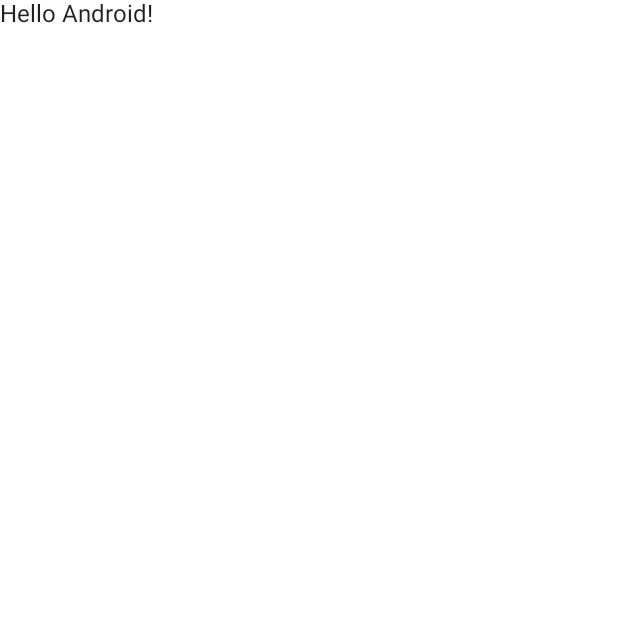
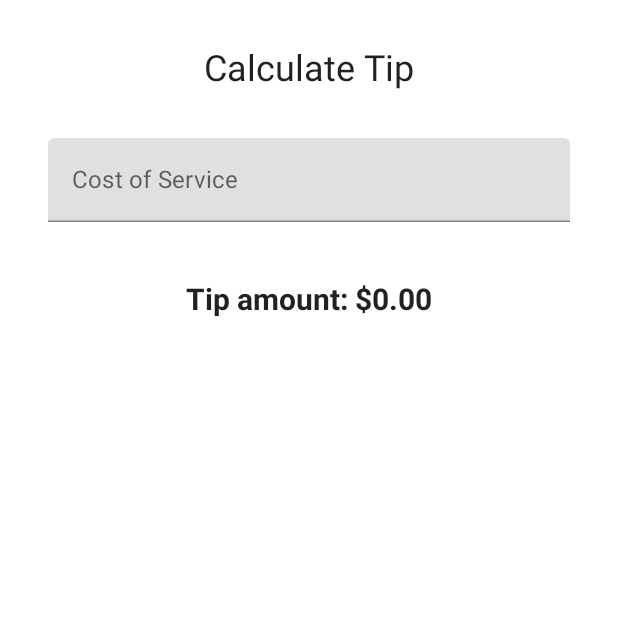
Before and after one commit to mspath/tiptime_composed, an Android app built with Jetpack Compose: the screen it shows after launch (MainActivity), on a phone screen of 412 x 824 dp, the top half of it. Before the commit the part shown is almost empty. Run offline under Robolectric (Android 15) with nearby library versions, the phone set to English and light mode, and no system bars.

Commit message:
version 0.0.1 fixed percentage

```diff
--- a/app/src/main/AndroidManifest.xml
+++ b/app/src/main/AndroidManifest.xml
@@ -8,12 +8,12 @@
         android:label="@string/app_name"
         android:roundIcon="@mipmap/ic_launcher_round"
         android:supportsRtl="true"
-        android:theme="@style/Theme.TipTimeComposed">
+        android:theme="@style/Theme.TipTime">
         <activity
             android:name=".MainActivity"
             android:exported="true"
             android:label="@string/app_name"
-            android:theme="@style/Theme.TipTimeComposed">
+            android:theme="@style/Theme.TipTime">
             <intent-filter>
                 <action android:name="android.intent.action.MAIN" />
 
--- a/app/src/main/java/com/example/compose/tiptimecomposed/MainActivity.kt
+++ b/app/src/main/java/com/example/compose/tiptimecomposed/MainActivity.kt
@@ -3,26 +3,34 @@ package com.example.compose.tiptimecomposed
 import android.os.Bundle
 import androidx.activity.ComponentActivity
 import androidx.activity.compose.setContent
-import androidx.compose.foundation.layout.fillMaxSize
+import androidx.compose.foundation.layout.*
+import androidx.compose.foundation.text.KeyboardOptions
 import androidx.compose.material.MaterialTheme
 import androidx.compose.material.Surface
 import androidx.compose.material.Text
-import androidx.compose.runtime.Composable
+import androidx.compose.material.TextField
+import androidx.compose.runtime.*
+import androidx.compose.ui.Alignment
 import androidx.compose.ui.Modifier
+import androidx.compose.ui.res.stringResource
+import androidx.compose.ui.text.font.FontWeight
+import androidx.compose.ui.text.input.KeyboardType
 import androidx.compose.ui.tooling.preview.Preview
-import com.example.compose.tiptimecomposed.ui.theme.TipTimeComposedTheme
+import androidx.compose.ui.unit.dp
+import androidx.compose.ui.unit.sp
+import com.example.compose.tiptimecomposed.ui.theme.TipTimeTheme
+import java.text.NumberFormat
 
 class MainActivity : ComponentActivity() {
     override fun onCreate(savedInstanceState: Bundle?) {
         super.onCreate(savedInstanceState)
         setContent {
-            TipTimeComposedTheme {
-                // A surface container using the 'background' color from the theme
+            TipTimeTheme {
                 Surface(
                     modifier = Modifier.fillMaxSize(),
                     color = MaterialTheme.colors.background
                 ) {
-                    Greeting("Android")
+                    TipTimeScreen()
                 }
             }
         }
@@ -30,14 +38,61 @@ class MainActivity : ComponentActivity() {
 }
 
 @Composable
-fun Greeting(name: String) {
-    Text(text = "Hello $name!")
+fun TipTimeScreen() {
+    var amountInput by remember { mutableStateOf("") }
+
+    val amount = amountInput.toDoubleOrNull() ?: 0.0
+    val tip = calculateTip(amount)
+
+    Column(
+        modifier = Modifier.padding(32.dp),
+        verticalArrangement = Arrangement.spacedBy(8.dp)
+    ) {
+        Text(
+            text = stringResource(R.string.calculate_tip),
+            fontSize = 24.sp,
+            modifier = Modifier.align(Alignment.CenterHorizontally)
+        )
+        Spacer(Modifier.height(16.dp))
+        EditNumberField(value = amountInput,
+            onValueChange = { amountInput = it }
+        )
+        Spacer(Modifier.height(24.dp))
+        Text(
+            text = stringResource(R.string.tip_amount, tip),
+            modifier = Modifier.align(Alignment.CenterHorizontally),
+            fontSize = 20.sp,
+            fontWeight = FontWeight.Bold
+        )
+    }
+}
+
+private fun calculateTip(amount: Double, tipPercent: Double = 15.0, roundUp: Boolean = false): String {
+    var tip = tipPercent / 100 * amount
+    if (roundUp)
+        tip = kotlin.math.ceil(tip)
+    return NumberFormat.getCurrencyInstance().format(tip)
+}
+
+@Composable
+fun EditNumberField(
+    value: String,
+    onValueChange: (String) -> Unit
+) {
+    TextField(
+        value = value,
+        onValueChange = onValueChange,
+        label = { Text(stringResource(R.string.cost_of_service)) },
+        modifier = Modifier.fillMaxWidth(),
+        singleLine = true,
+        keyboardOptions = KeyboardOptions(keyboardType = KeyboardType.Number)
+    )
 }
 
 @Preview(showBackground = true)
 @Composable
 fun DefaultPreview() {
-    TipTimeComposedTheme {
-        Greeting("Android")
+    TipTimeTheme {
+        TipTimeScreen()
     }
 }
--- a/app/src/main/java/com/example/compose/tiptimecomposed/ui/theme/Theme.kt
+++ b/app/src/main/java/com/example/compose/tiptimecomposed/ui/theme/Theme.kt
@@ -28,7 +28,7 @@ private val LightColorPalette = lightColors(
 )
 
 @Composable
-fun TipTimeComposedTheme(
+fun TipTimeTheme(
     darkTheme: Boolean = isSystemInDarkTheme(),
     content: @Composable () -> Unit
 ) {
--- a/app/src/main/res/values/strings.xml
+++ b/app/src/main/res/values/strings.xml
@@ -1,3 +1,6 @@
 <resources>
-    <string name="app_name">TipTimeComposed</string>
+    <string name="app_name">TipTime</string>
+    <string name="calculate_tip">Calculate Tip</string>
+    <string name="cost_of_service">Cost of Service</string>
+    <string name="tip_amount">Tip amount: %s</string>
 </resources>
--- a/app/src/main/res/values/themes.xml
+++ b/app/src/main/res/values/themes.xml
@@ -1,7 +1,6 @@
 <?xml version="1.0" encoding="utf-8"?>
 <resources>
-
-    <style name="Theme.TipTimeComposed" parent="android:Theme.Material.Light.NoActionBar">
+    <style name="Theme.TipTime" parent="android:Theme.Material.Light.NoActionBar">
         <item name="android:statusBarColor">@color/purple_700</item>
     </style>
 </resources>
```
